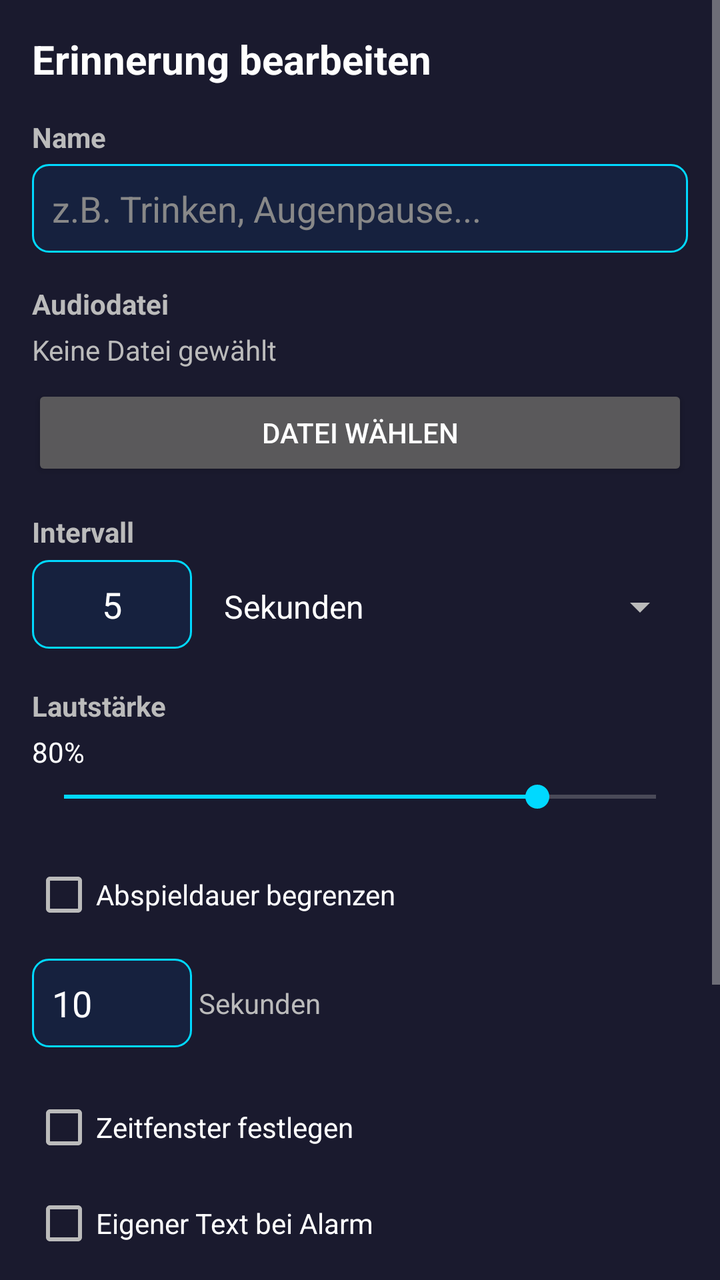
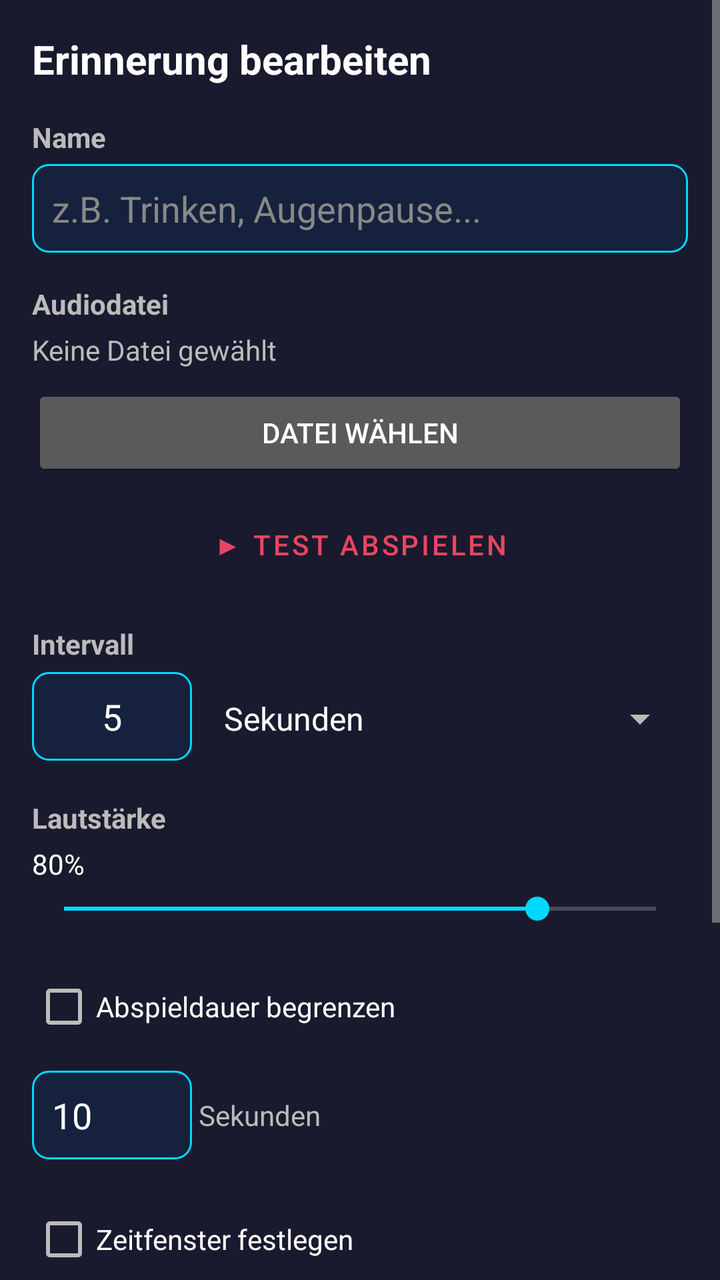

Two renders of the same Android screen: before a commit and after it. Below are the layout's source before the change and the commit's diff.
<!-- AndroidManifest.xml: application theme Theme.IntervalAlarm -->
<!-- res/layout/activity_edit_reminder.xml -->
<?xml version="1.0" encoding="utf-8"?>
<ScrollView xmlns:android="http://schemas.android.com/apk/res/android"
    xmlns:app="http://schemas.android.com/apk/res-auto"
    android:layout_width="match_parent"
    android:layout_height="match_parent"
    android:fillViewport="true"
    android:background="@color/navy">

    <LinearLayout
        android:layout_width="match_parent"
        android:layout_height="wrap_content"
        android:orientation="vertical"
        android:padding="16dp">

        <TextView
            android:layout_width="match_parent"
            android:layout_height="wrap_content"
            android:text="Erinnerung bearbeiten"
            android:textSize="20sp"
            android:textStyle="bold"
            android:textColor="@color/white"
            android:layout_marginBottom="16dp" />

        
        <TextView
            android:layout_width="match_parent"
            android:layout_height="wrap_content"
            android:text="Name"
            android:textStyle="bold"
            android:textColor="@color/text_gray"
            android:layout_marginBottom="4dp" />
        <EditText
            android:id="@+id/etName"
            android:layout_width="match_parent"
            android:layout_height="wrap_content"
            android:background="@drawable/edit_text_background"
            android:padding="10dp"
            android:textColor="@color/white"
            android:textColorHint="@color/text_gray_dark"
            android:hint="z.B. Trinken, Augenpause..."
            android:inputType="text"
            android:layout_marginBottom="16dp" />

        
        <TextView
            android:layout_width="match_parent"
            android:layout_height="wrap_content"
            android:text="Audiodatei"
            android:textStyle="bold"
            android:textColor="@color/text_gray"
            android:layout_marginBottom="4dp" />
        <TextView
            android:id="@+id/tvSelectedFile"
            android:layout_width="match_parent"
            android:layout_height="wrap_content"
            android:text="Keine Datei gewählt"
            android:textColor="@color/text_gray"
            android:layout_marginBottom="8dp" />
        <Button
            android:id="@+id/btnSelectFile"
            android:layout_width="match_parent"
            android:layout_height="wrap_content"
            android:text="Datei wählen"
            android:layout_marginBottom="16dp" />

        
        <TextView
            android:layout_width="match_parent"
            android:layout_height="wrap_content"
            android:text="Intervall"
            android:textStyle="bold"
            android:textColor="@color/text_gray"
            android:layout_marginBottom="4dp" />
        <LinearLayout
            android:layout_width="match_parent"
            android:layout_height="wrap_content"
            android:orientation="horizontal"
            android:layout_marginBottom="16dp">
            <EditText
                android:id="@+id/etIntervalValue"
                android:layout_width="80dp"
                android:layout_height="wrap_content"
                android:background="@drawable/edit_text_background"
                android:padding="10dp"
                android:textColor="@color/white"
                android:inputType="number"
                android:text="5"
                android:gravity="center" />
            <Spinner
                android:id="@+id/spinnerUnit"
                android:layout_width="0dp"
                android:layout_height="48dp"
                android:layout_marginStart="8dp"
                android:layout_weight="1"
                android:entries="@array/interval_units" />
        </LinearLayout>

        
        <TextView
            android:layout_width="match_parent"
            android:layout_height="wrap_content"
            android:text="Lautstärke"
            android:textStyle="bold"
            android:textColor="@color/text_gray"
            android:layout_marginBottom="4dp" />
        <TextView
            android:id="@+id/tvVolumePercent"
            android:layout_width="match_parent"
            android:layout_height="wrap_content"
            android:text="80%"
            android:textColor="@color/white"
            android:layout_marginBottom="4dp" />
        <SeekBar
            android:id="@+id/seekBarVolume"
            android:layout_width="match_parent"
            android:layout_height="wrap_content"
            android:max="100"
            android:progress="80"
            android:layout_marginBottom="16dp" />

        
        <CheckBox
            android:id="@+id/cbLimitDuration"
            android:layout_width="match_parent"
            android:layout_height="wrap_content"
            android:textColor="@color/white"
            android:text="Abspieldauer begrenzen" />
        <LinearLayout
            android:layout_width="match_parent"
            android:layout_height="wrap_content"
            android:orientation="horizontal"
            android:gravity="center_vertical"
            android:layout_marginTop="8dp"
            android:layout_marginBottom="16dp">
            <EditText
                android:id="@+id/etMaxSeconds"
                android:layout_width="80dp"
                android:layout_height="wrap_content"
                android:background="@drawable/edit_text_background"
                android:padding="10dp"
                android:textColor="@color/white"
                android:inputType="number"
                android:text="10"
                android:enabled="false" />
            <TextView
                android:layout_width="wrap_content"
                android:layout_height="wrap_content"
                android:text=" Sekunden"
                android:textColor="@color/text_gray"
                android:layout_gravity="center_vertical" />
        </LinearLayout>

        
        <CheckBox
            android:id="@+id/cbTimeWindow"
            android:layout_width="match_parent"
            android:layout_height="wrap_content"
            android:textColor="@color/white"
            android:text="Zeitfenster festlegen" />
        <LinearLayout
            android:id="@+id/layoutTimeWindow"
            android:layout_width="match_parent"
            android:layout_height="wrap_content"
            android:orientation="horizontal"
            android:gravity="center_vertical"
            android:visibility="gone"
            android:layout_marginTop="8dp"
            android:layout_marginBottom="16dp">
            <Button
                android:id="@+id/btnStartTime"
                android:layout_width="wrap_content"
                android:layout_height="wrap_content"
                android:text="08:00" />
            <TextView
                android:layout_width="wrap_content"
                android:layout_height="wrap_content"
                android:text="  bis  "
                android:textColor="@color/text_gray"
                android:layout_gravity="center_vertical" />
            <Button
                android:id="@+id/btnEndTime"
                android:layout_width="wrap_content"
                android:layout_height="wrap_content"
                android:text="22:00" />
        </LinearLayout>

        
        <CheckBox
            android:id="@+id/cbCustomNotification"
            android:layout_width="match_parent"
            android:layout_height="wrap_content"
            android:textColor="@color/white"
            android:text="Eigener Text bei Alarm" />
        <EditText
            android:id="@+id/etNotificationText"
            android:layout_width="match_parent"
            android:layout_height="wrap_content"
            android:background="@drawable/edit_text_background"
            android:padding="10dp"
            android:textColor="@color/white"
            android:textColorHint="@color/text_gray_dark"
            android:hint="Zeit für eine Pause! ⏰"
            android:enabled="false"
            android:layout_marginTop="8dp"
            android:layout_marginBottom="24dp" />

        
        <Button
            android:id="@+id/btnSave"
            android:layout_width="match_parent"
            android:layout_height="wrap_content"
            android:text="Speichern"
            android:layout_marginBottom="8dp" />
        <Button
            android:id="@+id/btnCancel"
            android:layout_width="match_parent"
            android:layout_height="wrap_content"
            android:text="Abbrechen"
            style="@style/Widget.Material3.Button.OutlinedButton" />

    </LinearLayout>
</ScrollView>
<!-- resources referenced by this layout -->
<resources>
  <string-array name="interval_units">
          <item>Sekunden</item>
          <item>Minuten</item>
          <item>Stunden</item>
      </string-array>
  <color name="navy">#1A1A2E</color>
  <color name="text_gray">#BBBBBB</color>
  <color name="text_gray_dark">#888888</color>
  <color name="white">#FFFFFF</color>
  <!-- drawable edit_text_background (drawable) -->
  <?xml version="1.0" encoding="utf-8"?>
  <shape xmlns:android="http://schemas.android.com/apk/res/android"
      android:shape="rectangle">
      <solid android:color="@color/navy_card" />
      <stroke
          android:width="1dp"
          android:color="@color/cyan" />
      <corners android:radius="8dp" />
  </shape>
  <style name="Theme.IntervalAlarm" parent="Theme.MaterialComponents.NoActionBar">
          <item name="colorPrimary">@color/pink_red</item>
          <item name="colorPrimaryVariant">@color/pink_red_dark</item>
          <item name="colorOnPrimary">@color/white</item>
          <item name="colorSecondary">@color/cyan</item>
          <item name="colorOnSecondary">@color/navy_dark</item>
  
          
          <item name="colorSurface">@color/navy</item>
          <item name="colorOnSurface">@color/white</item>
          <item name="android:colorBackground">@color/navy</item>
  
          
          <item name="android:textColorPrimary">@color/white</item>
          <item name="android:textColorSecondary">@color/text_gray</item>
          <item name="android:textColorHint">@color/text_gray_dark</item>
          <item name="android:editTextColor">@color/white</item>
  
          <item name="android:statusBarColor">@color/navy_dark</item>
          <item name="android:navigationBarColor">@color/navy_dark</item>
          <item name="android:windowBackground">@color/navy</item>
      </style>
  <color name="navy_card">#16213E</color>
  <color name="cyan">#00D9FF</color>
  <color name="pink_red">#E94560</color>
  <color name="pink_red_dark">#C62828</color>
  <color name="navy_dark">#0F0F23</color>
</resources>

<!-- the commit's change to res/layout/activity_edit_reminder.xml (unified diff, before → after) -->
@@ -61,7 +61,33 @@
             android:layout_width="match_parent"
             android:layout_height="wrap_content"
             android:text="Datei wählen"
-            android:layout_marginBottom="16dp" />
+            android:layout_marginBottom="8dp" />
+
+        
+        <LinearLayout
+            android:layout_width="match_parent"
+            android:layout_height="wrap_content"
+            android:orientation="horizontal"
+            android:layout_marginBottom="16dp">
+            <Button
+                android:id="@+id/btnTestPlay"
+                android:layout_width="0dp"
+                android:layout_height="wrap_content"
+                android:layout_weight="1"
+                android:textSize="14sp"
+                android:text="▶ Test abspielen"
+                style="@style/Widget.MaterialComponents.Button.OutlinedButton" />
+            <Button
+                android:id="@+id/btnStopTest"
+                android:layout_width="0dp"
+                android:layout_height="wrap_content"
+                android:layout_weight="1"
+                android:layout_marginStart="8dp"
+                android:textSize="14sp"
+                android:text="⏹ Stopp"
+                android:visibility="gone"
+                style="@style/Widget.MaterialComponents.Button.OutlinedButton" />
+        </LinearLayout>
 
         
         <TextView
@@ -211,12 +237,15 @@
             android:layout_height="wrap_content"
             android:text="Speichern"
             android:layout_marginBottom="8dp" />
+
+        
         <Button
             android:id="@+id/btnCancel"
             android:layout_width="match_parent"
             android:layout_height="wrap_content"
             android:text="Abbrechen"
-            style="@style/Widget.Material3.Button.OutlinedButton" />
+            android:textSize="16sp"
+            style="@style/Widget.MaterialComponents.Button.OutlinedButton" />
 
     </LinearLayout>
 </ScrollView>
